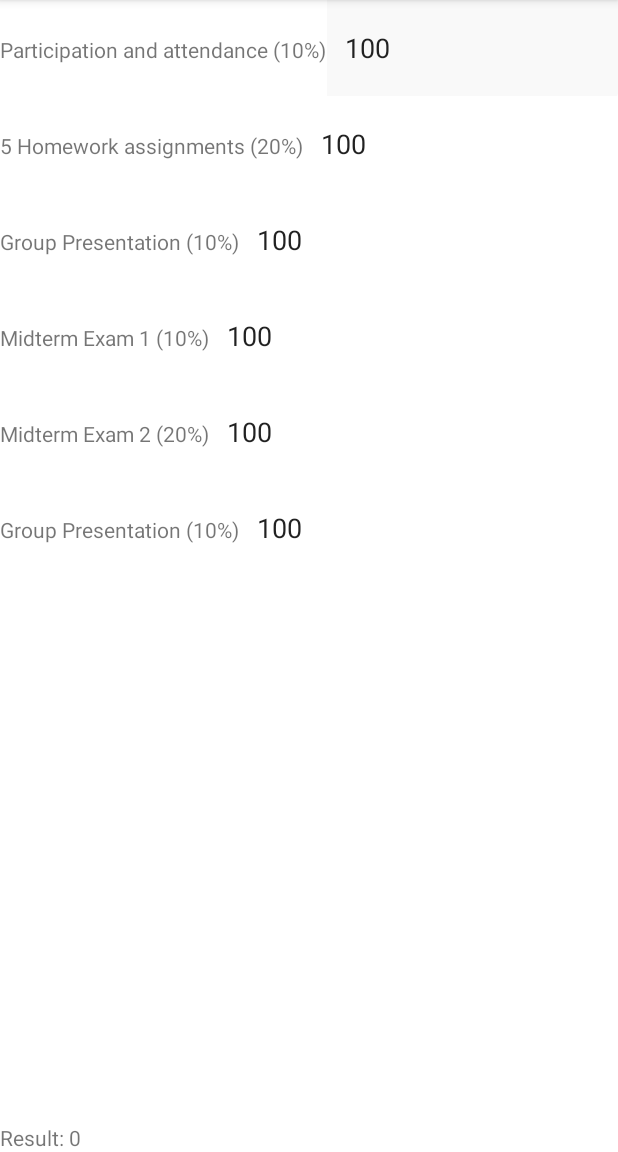
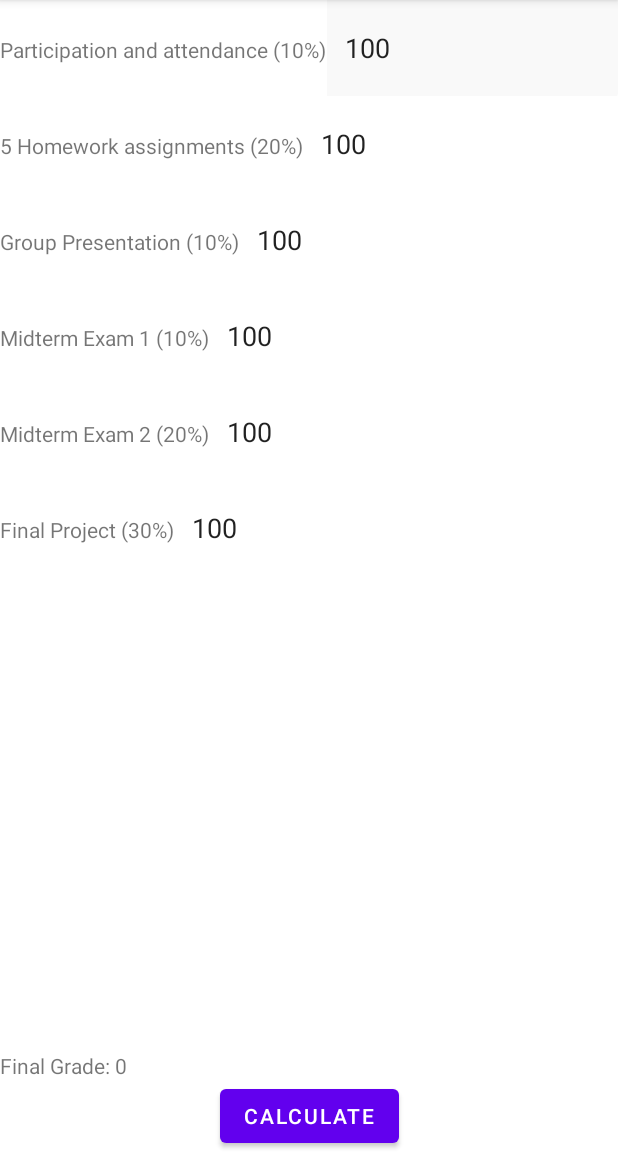
Before and after one commit to nareksaroyan/GradeCalculator, an Android app: the screen it shows after launch (MainActivity), on a phone screen of 412 x 824 dp, the part 84-1236 px from its top. Run offline under Robolectric (Android 15) with nearby library versions, the phone set to English and light mode, and no system bars.

Commit message:
added functionality

```diff
--- a/app/src/main/java/com/example/gradecalculator/MainActivity.kt
+++ b/app/src/main/java/com/example/gradecalculator/MainActivity.kt
@@ -2,10 +2,32 @@ package com.example.gradecalculator
 
 import androidx.appcompat.app.AppCompatActivity
 import android.os.Bundle
+import android.widget.Button
+import android.widget.EditText
+import android.widget.TextView
 
 class MainActivity : AppCompatActivity() {
     override fun onCreate(savedInstanceState: Bundle?) {
         super.onCreate(savedInstanceState)
         setContentView(R.layout.activity_main)
+
+        val participationGrade = findViewById<EditText>(R.id.editText1)
+        val homeworkGrade = findViewById<EditText>(R.id.editText2)
+        val groupProject = findViewById<EditText>(R.id.editText3)
+        val midtermExam1 = findViewById<EditText>(R.id.editText4)
+        val midtermExam2 = findViewById<EditText>(R.id.editText5)
+        val finalProject = findViewById<EditText>(R.id.editText6)
+        val calculateButton = findViewById<Button>(R.id.buttonCalculate)
+        val textView = findViewById<TextView>(R.id.result)
+
+    calculateButton.setOnClickListener{
+        val participationGrade = participationGrade.text.toString().toInt()
+        val homeworkGrade = homeworkGrade.text.toString().toInt()
+        val groupProject = groupProject.text.toString().toInt()
+        val midtermExam1 = midtermExam1.text.toString().toInt()
+        val midtermExam2 = midtermExam2.text.toString().toInt()
+        val finalProject = finalProject.text.toString().toInt()
+        textView.text = "Final Grade: " + String.format("%.2f",((participationGrade + groupProject + midtermExam1) * 0.1 + (homeworkGrade + midtermExam2)*0.2+ (finalProject)*0.3))
+        }
     }
 }
--- a/app/src/main/res/layout/activity_main.xml
+++ b/app/src/main/res/layout/activity_main.xml
@@ -23,7 +23,7 @@
             android:layout_width="match_parent"
             android:layout_height="wrap_content"
             android:layout_weight="1"
-            android:hint="Field 1"
+            android:hint="0-100"
             android:text="100"
             android:inputType="number"
             android:maxLength="3"
@@ -49,7 +49,7 @@
             android:layout_width="match_parent"
             android:layout_height="wrap_content"
             android:layout_weight="1"
-            android:hint="Field 2"
+            android:hint="0-100"
             android:text="100"
             android:inputType="number"
             android:maxLength="3"
@@ -75,7 +75,7 @@
             android:layout_width="match_parent"
             android:layout_height="wrap_content"
             android:layout_weight="1"
-            android:hint="Field 3"
+            android:hint="0-100"
             android:text="100"
             android:inputType="number"
             android:maxLength="3"
@@ -101,7 +101,7 @@
             android:layout_width="match_parent"
             android:layout_height="wrap_content"
             android:layout_weight="1"
-            android:hint="Field 4"
+            android:hint="0-100"
             android:text="100"
             android:inputType="number"
             android:maxLength="3"
@@ -127,7 +127,7 @@
             android:layout_width="match_parent"
             android:layout_height="wrap_content"
             android:layout_weight="1"
-            android:hint="Field 5"
+            android:hint="0-100"
             android:text="100"
             android:inputType="number"
             android:maxLength="3"
@@ -146,14 +146,14 @@
         <TextView
             android:layout_width="wrap_content"
             android:layout_height="wrap_content"
-            android:text="Group Presentation (10%)" />
+            android:text="Final Project (30%)" />
 
         <EditText
             android:id="@+id/editText6"
             android:layout_width="match_parent"
             android:layout_height="wrap_content"
             android:layout_weight="1"
-            android:hint="Field 3"
+            android:hint="0-100"
             android:text="100"
             android:inputType="number"
             android:maxLength="3"
@@ -167,8 +167,19 @@
         android:id="@+id/result"
         android:layout_width="match_parent"
         android:layout_height="0dp"
+        android:layout_marginBottom="0dp"
         android:layout_weight="1"
-        android:text="Result: 0"
-        app:layout_constraintBottom_toBottomOf="parent" />
+        android:text="Final Grade: 0"
+        app:layout_constraintBottom_toTopOf="@+id/buttonCalculate"
+        tools:layout_editor_absoluteX="0dp" />
+
+    <Button
+        android:id="@+id/buttonCalculate"
+        android:layout_width="wrap_content"
+        android:layout_height="wrap_content"
+        android:text="Calculate"
+        app:layout_constraintBottom_toBottomOf="parent"
+        app:layout_constraintEnd_toEndOf="parent"
+        app:layout_constraintStart_toStartOf="parent" />
 
 </androidx.constraintlayout.widget.ConstraintLayout>
```
